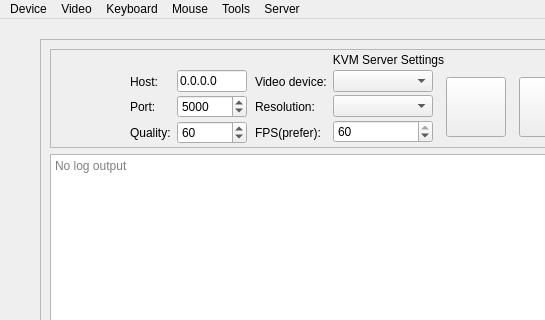
Qt form Client/ui/main.ui (ElluIFX/KVM-Card-Mini-PySide6) before a commit; both pictures show x 0 to 545 and y 0 to 320 of the 842 by 582 pixel window.
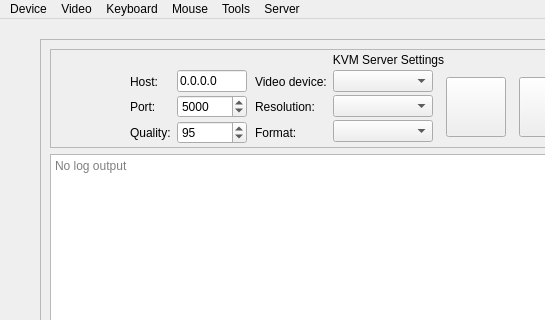
The same form after that commit.

The edit to the form file:
```diff
--- a/Client/ui/main.ui
+++ b/Client/ui/main.ui
@@ -147,7 +147,7 @@
                <number>100</number>
               </property>
               <property name="value">
-               <number>60</number>
+               <number>95</number>
               </property>
              </widget>
             </item>
@@ -178,7 +178,7 @@
             <item>
              <widget class="QLabel" name="label_7">
               <property name="text">
-               <string>FPS(prefer):</string>
+               <string>Format:</string>
               </property>
              </widget>
             </item>
@@ -212,14 +212,7 @@
              <widget class="QComboBox" name="kvmSetResCombo"/>
             </item>
             <item>
-             <widget class="QSpinBox" name="kvmSetFpsSpin">
-              <property name="maximum">
-               <number>60</number>
-              </property>
-              <property name="value">
-               <number>60</number>
-              </property>
-             </widget>
+             <widget class="QComboBox" name="kvmSetFormatCombo"/>
             </item>
            </layout>
           </item>
```
Left out of the diff: 15 changed lines with no effect on the pictures.
